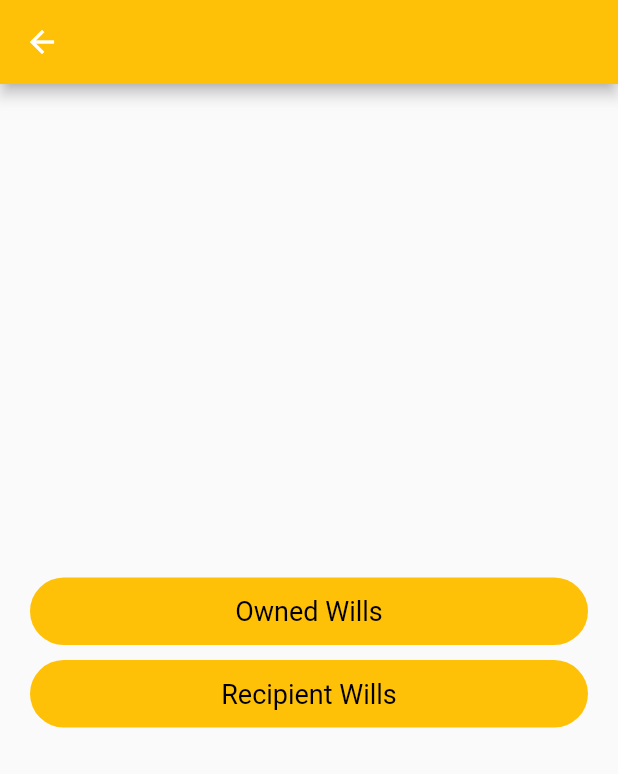
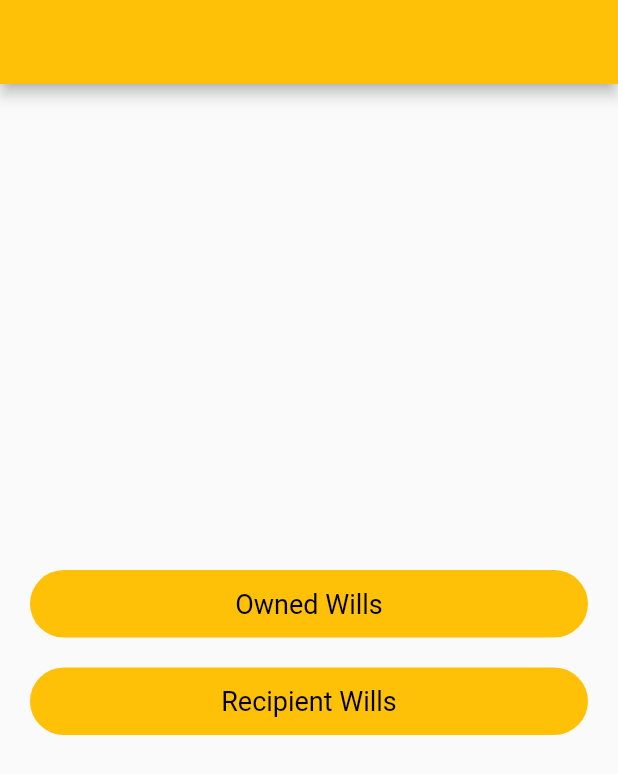
Before and after one commit to rodrigoschaefer/smart_will_client, a Flutter app: the AccountHomePage screen opened directly with empty values, on a phone screen of 412 x 824 dp. Shown: the top 774 px of the screen. Run offline on Flutter 3.47's test engine with Material 2 defaults, Android fonts, the phone set to English and light mode, and no system bars; our stand-ins replace convert, flutter_secure_storage, hive_flutter; missing offline and left inert: web3dart; accounts and stored records are empty.

```diff
--- a/lib/features/account/presentation/account_home_page.dart
+++ b/lib/features/account/presentation/account_home_page.dart
@@ -1,6 +1,10 @@
 import 'package:flutter/material.dart';
-import 'package:smart_will_client/core/util/size_utils.dart';
-import 'package:smart_will_client/core/widgets/rounded_button.dart';
+import 'package:smart_will_client/core/presentation/widgets/rounded_button.dart';
+import 'package:smart_will_client/core/util/utils.dart';
+
+
+import 'account_owned_wills_page.dart';
+import 'account_recipient_wills_page.dart';
 
 class AccountHomePage extends StatelessWidget {
   const AccountHomePage({Key? key, required this.title}) : super(key: key);
@@ -11,7 +15,11 @@ class AccountHomePage extends StatelessWidget {
   Widget build(BuildContext context) {
     return Scaffold(
       appBar: AppBar(
-        title: Text(title),
+        title: Text(
+          title,
+          maxLines: 2,
+          style: TextStyle(fontSize: 14),
+        ),
       ),
       body: Padding(
           padding: const EdgeInsets.symmetric(horizontal: 20, vertical: 20),
@@ -22,13 +30,23 @@ class AccountHomePage extends StatelessWidget {
                 RoundedButton(
                   text: 'Owned Wills',
                   backgroundColor: Colors.amber,
+                  onTap: () => Utils.navigateToPage(
+                      context,
+                      AccountOwnedWillsPage(
+                        title,
+                      )),
                 ),
                 const SizedBox(
-                  height: 10,
+                  height: 20,
                 ),
                 RoundedButton(
                   text: 'Recipient Wills',
                   backgroundColor: Colors.amber,
+                  onTap: () => Utils.navigateToPage(
+                      context,
+                      AccountRecipientWillsPage(
+                        title,
+                      )),
                 ),
                 const SizedBox(
                   height: 10,
--- /dev/null
+++ b/lib/features/will/data/models/will.dart
@@ -0,0 +1,13 @@
+class Will {
+  String ownerAddress;
+  String recipientAddress;
+  int gweiAmmount;
+  DateTime lastActivity;
+  DateTime redemptionDate;
+  Will(
+      {required this.gweiAmmount,
+      required this.lastActivity,
+      required this.ownerAddress,
+      required this.recipientAddress,
+      required this.redemptionDate});
+}
```
Also changed, not shown: lib/core/presentation/home_page.dart (+9 -2 lines), lib/core/presentation/widgets/account_item.dart (added, +75 -0 lines), lib/features/account/presentation/account_owned_wills_page.dart (added, +36 -0 lines), lib/features/account/presentation/account_recipient_wills_page.dart (added, +36 -0 lines), lib/features/will/presentation/widgets/will_item.dart (renamed from lib/core/widgets/account_item.dart, +20 -12 lines), lib/core/presentation/widgets/rounded_button.dart (renamed from lib/core/widgets/rounded_button.dart).
